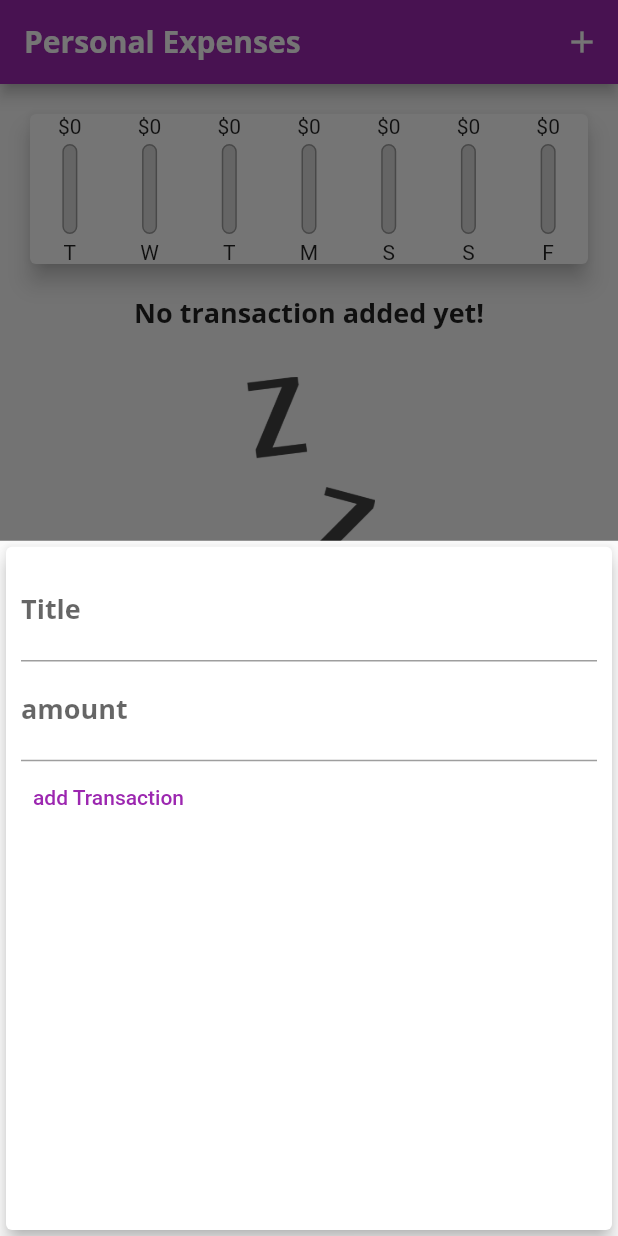
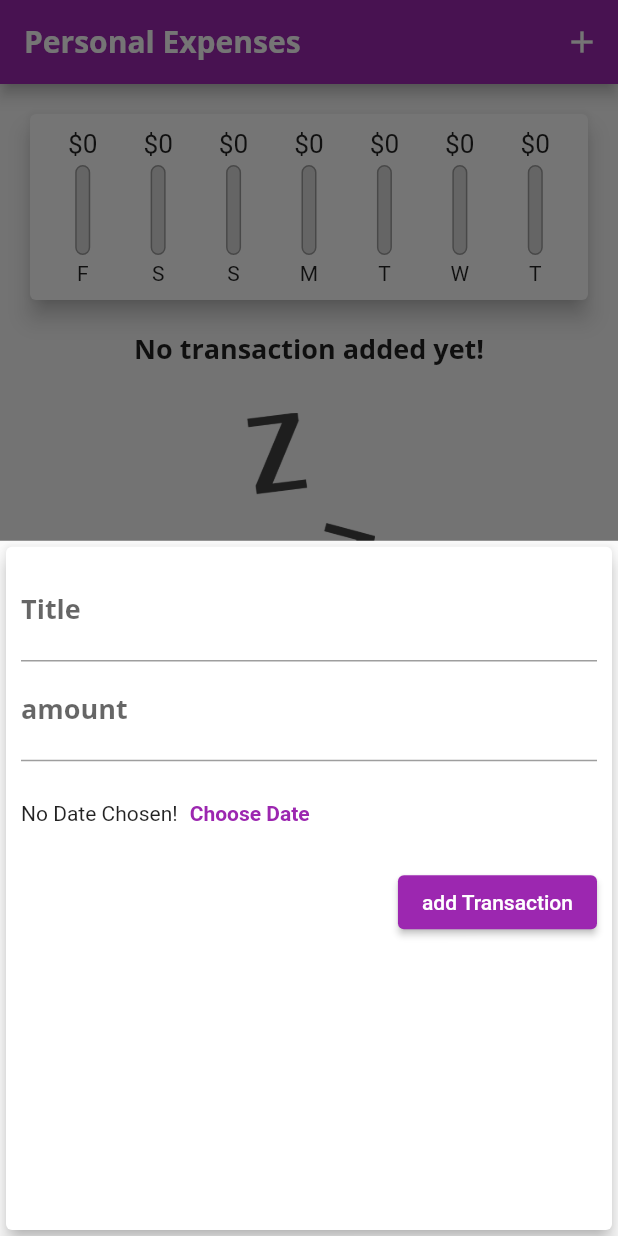
Before and after one commit to osama-kh/money_manegment, a Flutter app: the screen it shows after launch, after a tap on the "add" icon, on a phone screen of 412 x 824 dp. Run offline on Flutter 3.47's test engine with Material 2 defaults, Android fonts, the phone set to English and light mode, and no system bars; missing offline and left inert: dart:ffi.

Commit message:
adding style to the transaction list

```diff
--- a/lib/widgets/chart.dart
+++ b/lib/widgets/chart.dart
@@ -28,7 +28,7 @@ class Chart extends StatelessWidget {
         'day': DateFormat.E().format(weekDay).substring(0, 1),
         'amount': totalsum,
       };
-    });
+    }).reversed.toList();
   }
 
   double get totalSpending {
@@ -43,11 +43,13 @@ class Chart extends StatelessWidget {
     return Card(
         elevation: 6,
         margin: EdgeInsets.all(20),
+        child: Container(
+          padding: EdgeInsets.all(10),
           child: Row(
             mainAxisAlignment: MainAxisAlignment.spaceAround,
             children: groupedTransactionValues.map((data) {
               return Flexible(
-              fit: FlexFit.loose,
+                fit: FlexFit.tight,
                 child: ChartBar(
                     data['day'] as String,
                     (data['amount'] as double),
@@ -56,6 +58,7 @@ class Chart extends StatelessWidget {
                         : (data['amount'] as double) / totalSpending),
               );
             }).toList(),
+          ),
         ));
   }
 }
--- a/lib/widgets/chart_bar.dart
+++ b/lib/widgets/chart_bar.dart
@@ -16,7 +16,12 @@ class ChartBar extends StatelessWidget {
   Widget build(BuildContext context) {
     return Column(
       children: <Widget>[
-        Text('\$${spendingAmount.toStringAsFixed(0)}'),
+        Container(
+          height: 20,
+          child: FittedBox(
+            child: Text('\$${spendingAmount.toStringAsFixed(0)}'),
+          ),
+        ),
         SizedBox(
           height: 4,
         ),
--- a/lib/widgets/new_transaction.dart
+++ b/lib/widgets/new_transaction.dart
@@ -1,3 +1,5 @@
+import 'dart:ui';
+
 import 'package:flutter/src/widgets/container.dart';
 import 'package:flutter/src/widgets/framework.dart';
 
@@ -53,11 +55,29 @@ class _NewTransactionState extends State<NewTransaction> {
                 onSubmitted: (_) => submitData(),
                 // onChanged: ((value) => amountinput = value),
               ),
-              TextButton(
-                onPressed: submitData,
-                child: Text(
-                  'add Transaction',
-                  style: TextStyle(color: Colors.purple),
+              Container(
+                height: 70,
+                child: Row(
+                  children: <Widget>[
+                    Text('No Date Chosen!'),
+                    TextButton(
+                      onPressed: (() {}),
+                      child: const Text(
+                        'Choose Date',
+                        style: TextStyle(fontWeight: FontWeight.bold),
+                      ),
+                    )
+                  ],
+                ),
+              ),
+              Container(
+                alignment: Alignment.centerRight,
+                child: ElevatedButton(
+                  onPressed: submitData,
+                  child: Text(
+                    'add Transaction',
+                    style: TextStyle(color: Colors.white),
+                  ),
                 ),
               )
             ]),
```
Also changed, not shown: lib/widgets/transactionlist.dart (+19 -32 lines). Lines whose indentation alone changed are shown as unchanged.
